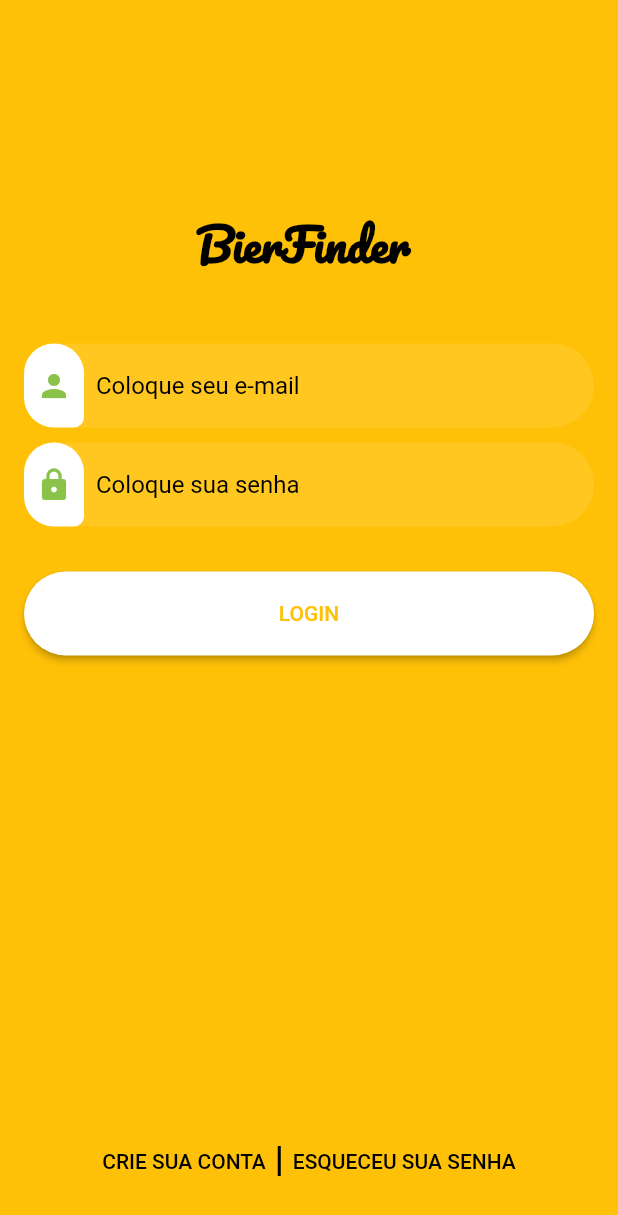
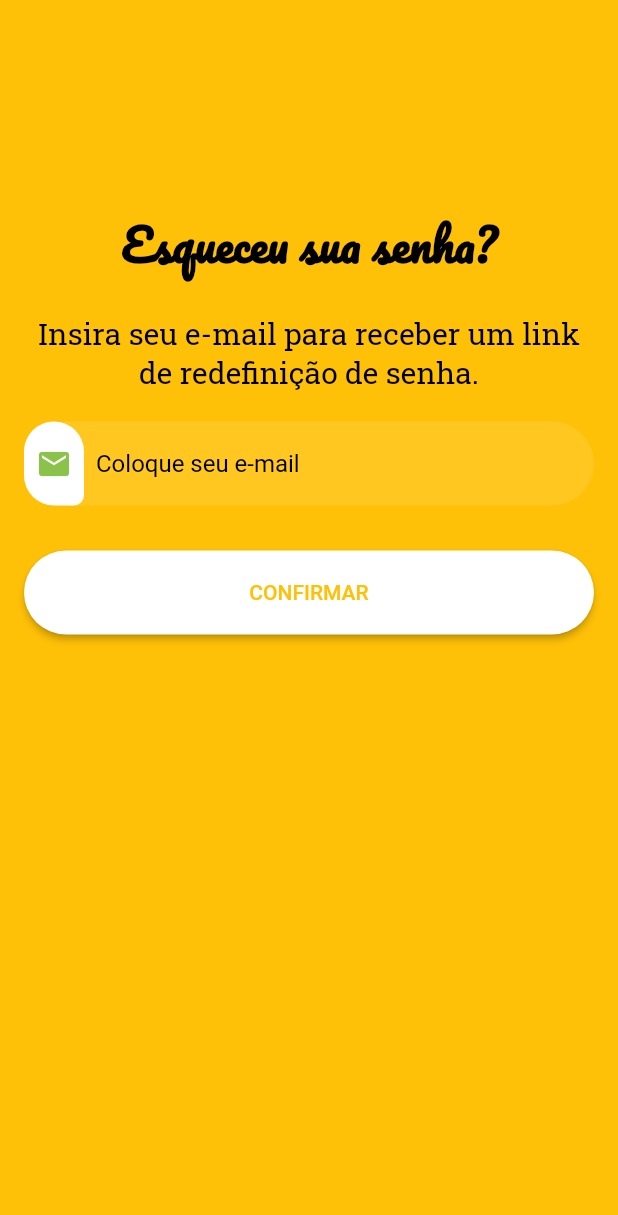
Before and after one commit to allanescher/bierfinder, a Flutter app: the screen it shows after launch, after a tap on "ESQUECEU SUA SENHA", on a phone screen of 412 x 824 dp. Shown: the top 1215 px of the screen. Run offline on Flutter 3.47's test engine with Material 2 defaults, Android fonts, the phone set to English and light mode, and no system bars; our stand-ins replace get.

Commit message:
Esqueci Senha

```diff
--- a/lib/CrieConta/CrieConta.dart
+++ b/lib/CrieConta/CrieConta.dart
@@ -1,3 +1,5 @@
+// ignore_for_file: file_names, prefer_const_literals_to_create_immutables, prefer_const_constructors
+
 import 'package:bierfinder/Utils/appconstant.dart';
 import 'package:flutter/material.dart';
 import 'package:get/get_core/src/get_main.dart';
--- /dev/null
+++ b/lib/EsqueciSenha/EsqueciSenha.dart
@@ -0,0 +1,98 @@
+// ignore_for_file: file_names, prefer_const_constructors
+
+import 'package:bierfinder/Utils/appconstant.dart';
+import 'package:flutter/material.dart';
+import 'package:get/get_core/src/get_main.dart';
+import 'package:get/get_navigation/src/extension_navigation.dart';
+
+class EsqueciSenha extends StatelessWidget {
+  const EsqueciSenha({Key? key}) : super(key: key);
+
+  @override
+  Widget build(BuildContext context) {
+    return Scaffold(
+      body: Container(
+        padding: const EdgeInsets.all(16.0), //padding do body geral da tela
+        height: double.infinity,
+        decoration: BoxDecoration(
+            gradient: LinearGradient(colors: [Colors.amber, ColorThemeApp])),
+        child: Column(
+          children: <Widget>[
+            Container(
+              //container
+              margin: const EdgeInsets.only(top: 20.0, bottom: 20.0),
+              height: 80,
+            ),
+            Text(
+              "Esqueceu sua senha?",
+              style: TextStyle(
+                color: Colors.black,
+                fontSize: 30.0,
+                fontWeight: FontWeight.bold,
+                fontFamily: "Pacifico",
+              ),
+            ),
+            SizedBox(height: 20.0),
+            Text(
+              "Insira seu e-mail para receber um link de redefinição de senha.",
+              textAlign: TextAlign.center,
+              style: TextStyle(
+                color: Colors.black,
+                fontSize: 20.0,
+                fontFamily: "Roboto Slab",
+              ),
+            ),
+            SizedBox(height: 20.0),
+            TextField(
+              //objeto para inserir e-mail
+              decoration: InputDecoration(
+                  //objeto para o icone a frente do campo input
+                  contentPadding: const EdgeInsets.all(16.0),
+                  prefixIcon: Container(
+                      padding: const EdgeInsets.only(top: 16.0, bottom: 16.0),
+                      margin: const EdgeInsets.only(right: 8.0),
+                      decoration: BoxDecoration(
+                          //criação da borda arredondado com um canto quase fechado
+                          color: Colors.white,
+                          borderRadius: BorderRadius.only(
+                              topLeft: Radius.circular(30.0),
+                              bottomLeft: Radius.circular(30.0),
+                              topRight: Radius.circular(30.0),
+                              bottomRight: Radius.circular(10.0))),
+                      child: Icon(
+                          //colocação do icone pessoa
+                          Icons.email,
+                          color: Colors.lightGreen)),
+                  hintText: "Coloque seu e-mail", //campo para digitar o e-mail
+                  hintStyle:
+                      TextStyle(color: Colors.black), //cor do texto hinttext
+                  border: OutlineInputBorder(
+                      //borda do campo para digitar o texto e-mail
+                      borderRadius: BorderRadius.circular(30.0),
+                      borderSide: BorderSide.none),
+                  filled: true, //parametro para mostrar o campo
+                  fillColor: Colors.white
+                      .withOpacity(0.1) //campo para tornar o filled opaco
+                  ),
+            ),
+                        SizedBox(height: 30.0),
+            SizedBox(
+              width: double.infinity,
+              child: ElevatedButton(
+                  onPressed: () {
+                    Get.toNamed('/home');
+                  },
+                  child: Text("Confirmar".toUpperCase()),
+                  style: ElevatedButton.styleFrom(
+                      primary: Colors.white,
+                      padding: const EdgeInsets.all(20.0),
+                      onPrimary: Colors.amber,
+                      shape: RoundedRectangleBorder(
+                          borderRadius: BorderRadius.circular(30.0)))),
+            ),
+          ],
+        ),
+      ),
+    );
+  }
+}
--- a/lib/LoginPage/LoginPage.dart
+++ b/lib/LoginPage/LoginPage.dart
@@ -127,7 +127,9 @@ class LoginPage extends StatelessWidget {
                       child: Text("Crie sua conta".toUpperCase())),
                   Container(color: Colors.black, width: 2.0, height: 20.0),
                   TextButton(
-                      onPressed: () {},
+                      onPressed: () {
+                        Get.toNamed('/esquecisenha');
+                      },
                       child: Text("Esqueceu sua senha".toUpperCase()),
                       style: TextButton.styleFrom(primary: Colors.black))
                 ],
--- a/lib/main.dart
+++ b/lib/main.dart
@@ -1,4 +1,5 @@
 import 'package:bierfinder/CrieConta/CrieConta.dart';
+import 'package:bierfinder/EsqueciSenha/EsqueciSenha.dart';
 import 'package:bierfinder/LoginPage/LoginPage.dart';
 import 'package:flutter/material.dart';
 import 'package:get/get.dart';
@@ -18,7 +19,8 @@ class MyApp extends StatelessWidget {
         GetPage(
           name: '/',
           page: () => LoginPage(),
-        ),/*
+        ),
+        /*
         GetPage(
           name: '/home',
           page: () => HomePage()
@@ -26,8 +28,11 @@ class MyApp extends StatelessWidget {
         GetPage(
           name: '/crieconta',
           page: () => CrieConta(),
-          ),
-
+        ),
+        GetPage(
+          name: '/esquecisenha',
+          page: () => EsqueciSenha(),
+        ),
       ],
     );
   }
--- a/pubspec.yaml
+++ b/pubspec.yaml
@@ -66,6 +66,9 @@ flutter:
     - family: Pacifico
       fonts:
         - asset: assets/fonts/Pacifico-Regular.ttf
+    - family: Roboto Slab
+      fonts:
+        - asset: assets/fonts/RobotoSlab-VariableFont_wght.ttf
 
 
   # To add assets to your application, add an assets section, like this:
```
Also changed, not shown: assets/fonts/RobotoSlab-VariableFont_wght.ttf (added).
